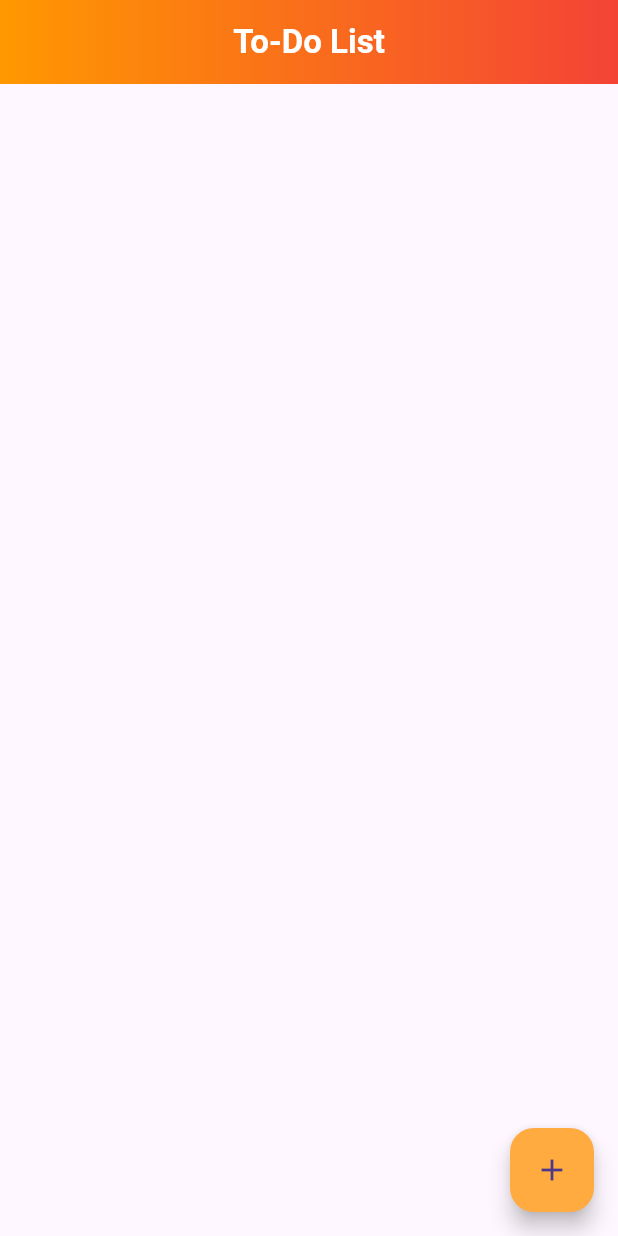
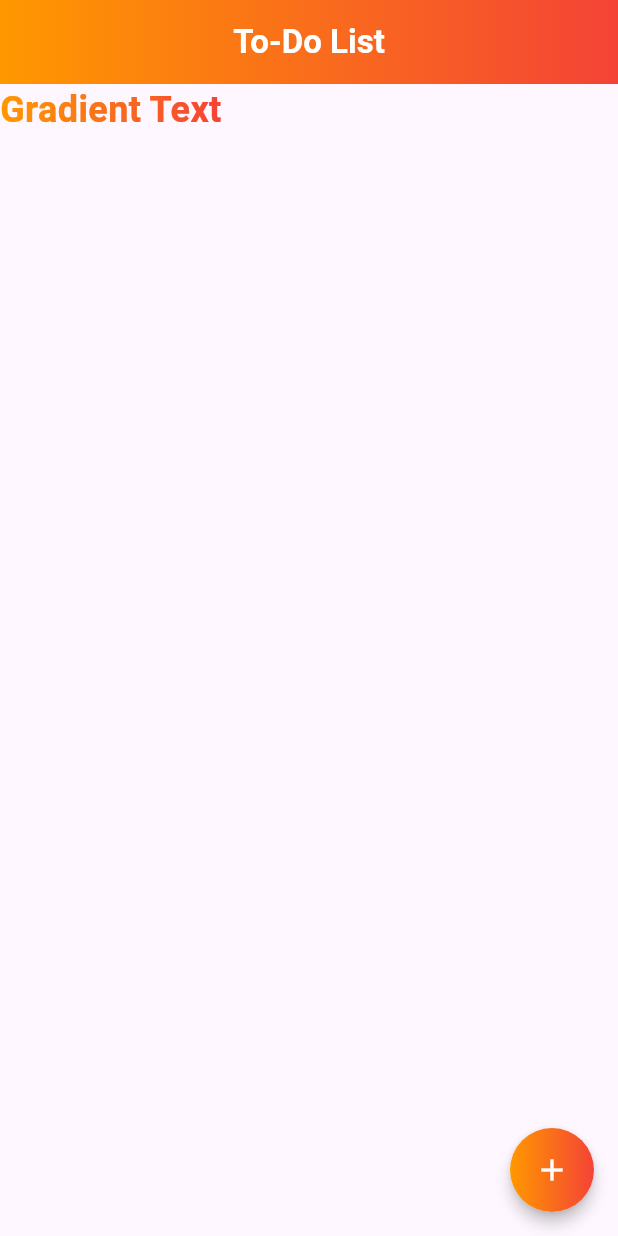
Before and after one commit to omar-albarakeh/to-do-list, a Flutter app: the screen it shows after launch, on a phone screen of 412 x 824 dp. Run offline on Flutter 3.47's test engine with Material 3 defaults, Android fonts, the phone set to English and light mode, and no system bars.

Commit message:
different linear gradient methods used

```diff
--- a/lib/HomePage.dart
+++ b/lib/HomePage.dart
@@ -19,25 +19,59 @@ class _HomepageState extends State<Homepage> {
             begin: Alignment.centerLeft,
             end: Alignment.centerRight,
             colors: [Colors.orange, Colors.red],
-          )
-          ),
+          )),
           child: AppBar(
             backgroundColor: Colors.transparent,
-            title: Text("To-Do List" , style: TextStyle(color:Colors.white,fontWeight: FontWeight.bold)),
+            title: Text("To-Do List",
+                style: TextStyle(
+                    color: Colors.white, fontWeight: FontWeight.bold)),
             centerTitle: true,
           ),
         ),
       ),
-      body:Column(
+      body: Column(
         children: [
-
+          ShaderMask(
+            shaderCallback: (Rect bounds) {
+              return LinearGradient(
+                begin: Alignment.centerLeft,
+                end: Alignment.centerRight,
+                colors: [Colors.orange, Colors.red],
+              ).createShader(bounds);
+            },
+            child: Text(
+              "Gradient Text",
+              style: TextStyle(
+                fontSize: 24,
+                fontWeight: FontWeight.bold,
+                color: Colors.white,
+              ),
+            ),
+          ),
         ],
       ),
-      floatingActionButton: FloatingActionButton(
-          onPressed: (){},
-        child: Icon(Icons.add),
-        backgroundColor: Colors.orangeAccent,
-
+      floatingActionButton: Material(
+        shape: CircleBorder(),
+        elevation: 4,
+        child: InkWell(
+          onTap: () {},
+          child: Container(
+            width: 56,
+            height: 56,
+            decoration: BoxDecoration(
+              gradient: LinearGradient(
+                begin: Alignment.centerLeft,
+                end: Alignment.centerRight,
+                colors: [Colors.orange, Colors.red],
+              ),
+              shape: BoxShape.circle,
+            ),
+            child: Icon(
+              Icons.add,
+              color: Colors.white,
+            ),
+          ),
+        ),
       ),
     );
   }
```
